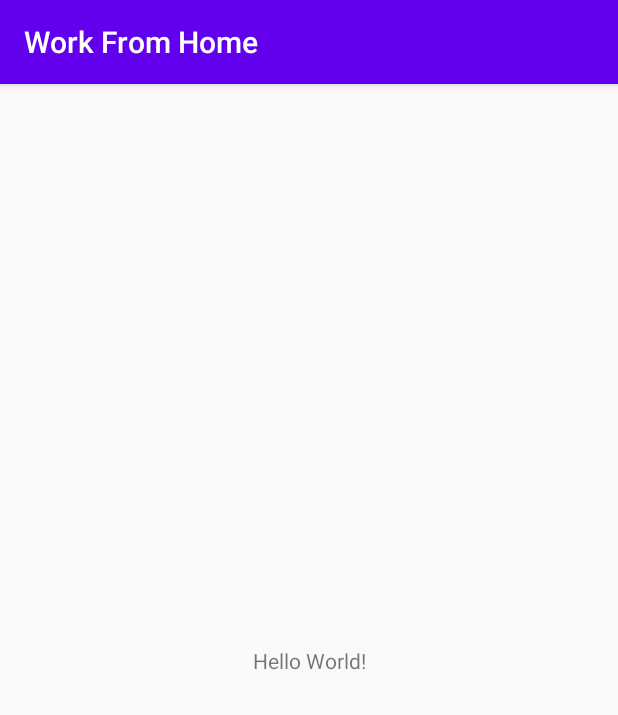
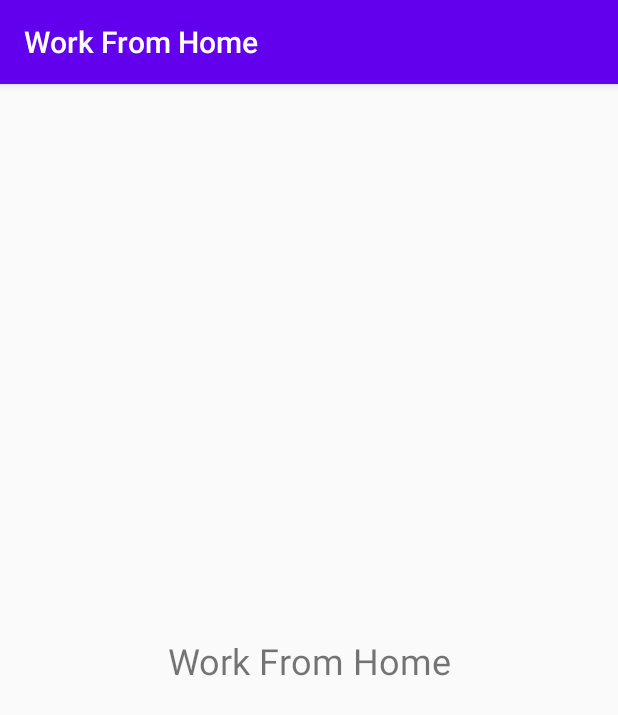
Before and after one commit to MrSavvy98/MADG.17, an Android app: the screen it shows after launch (MainActivity), on a phone screen of 412 x 824 dp. Shown: the top 715 px of the screen. Run offline under Robolectric (Android 15) with nearby library versions, the phone set to English and light mode, and no system bars.

Commit message:
Small Change

```diff
--- a/app/src/main/res/layout/activity_main.xml
+++ b/app/src/main/res/layout/activity_main.xml
@@ -7,12 +7,13 @@
     tools:context=".MainActivity">
 
     <TextView
+        android:id="@+id/textView"
         android:layout_width="wrap_content"
         android:layout_height="wrap_content"
-        android:text="Hello World!"
+        android:text="Work From Home"
+        android:textSize="24sp"
         app:layout_constraintBottom_toBottomOf="parent"
-        app:layout_constraintLeft_toLeftOf="parent"
-        app:layout_constraintRight_toRightOf="parent"
+        app:layout_constraintEnd_toEndOf="parent"
+        app:layout_constraintStart_toStartOf="parent"
         app:layout_constraintTop_toTopOf="parent" />
-
 </androidx.constraintlayout.widget.ConstraintLayout>
```
